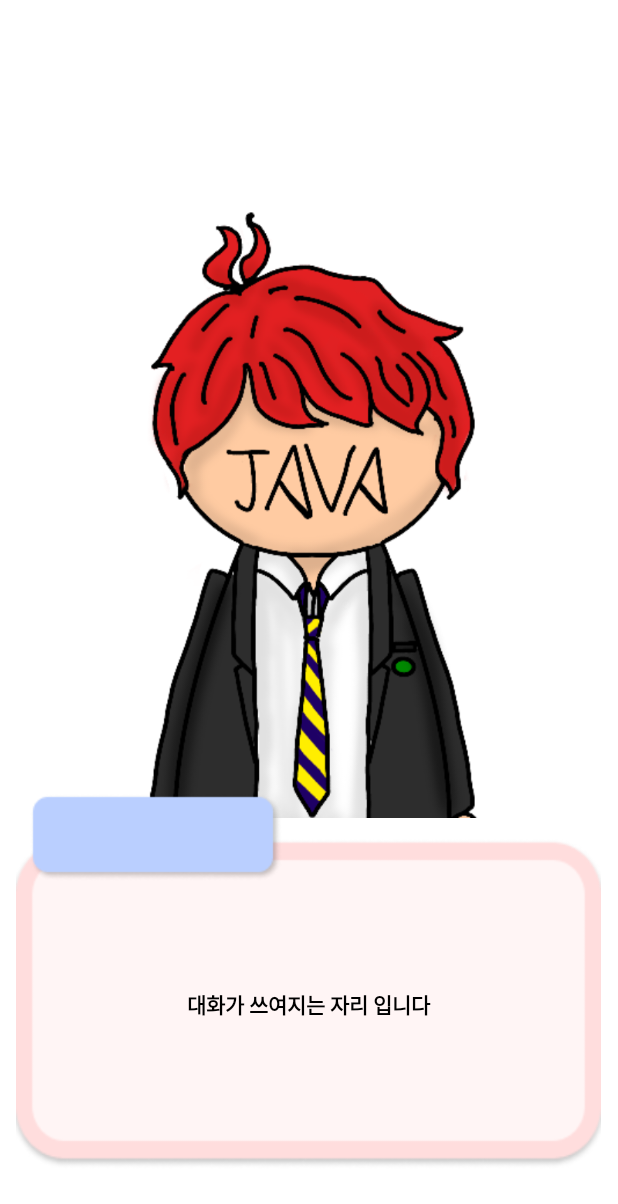
After one commit to ProgrammerYes25/grasp_heart_of_his, an Android app: the StoryActivity screen opened directly, with no data from a screen before it, on a phone screen of 412 x 824 dp. The commit adds this screen. Shown: the top 1204 px of the screen. Run offline under Robolectric (Android 15) with nearby library versions, the phone set to English and light mode, and no system bars.

Commit message:
스토리 페이지 작업 중

```diff
--- a/app/src/main/AndroidManifest.xml
+++ b/app/src/main/AndroidManifest.xml
@@ -9,6 +9,11 @@
         android:roundIcon="@mipmap/ic_launcher_round"
         android:supportsRtl="true"
         android:theme="@style/Theme.Grasp_heart_of_his">
+
+        <activity
+            android:name=".StoryActivity"
+            android:exported="true"
+            android:theme="@style/Theme.AppCompat.NoActionBar" />
         <activity
             android:name=".diaryListActivity"
             android:exported="false"
--- /dev/null
+++ b/app/src/main/java/ctrl_s_0106_2114_0815_2112_ysgy/project/grasp_heart_of_his/StoryActivity.java
@@ -0,0 +1,15 @@
+package ctrl_s_0106_2114_0815_2112_ysgy.project.grasp_heart_of_his;
+
+import androidx.appcompat.app.AppCompatActivity;
+
+import android.os.Bundle;
+
+public class StoryActivity extends AppCompatActivity {
+
+    @Override
+    protected void onCreate(Bundle savedInstanceState) {
+        super.onCreate(savedInstanceState);
+        setContentView(R.layout.activity_story);
+
+    }
+}
--- a/app/src/main/res/layout/activity_diary_list.xml
+++ b/app/src/main/res/layout/activity_diary_list.xml
@@ -18,7 +18,7 @@
             android:layout_marginTop="18dp"
             android:enabled="false"
             android:textSize="9pt"
-            android:textColor="@color/black"
+            android:textColor="#8A8A8A"
             android:background="#FFFFFF"
             android:text="읽을 일기를 골라주세요."
             />
@@ -27,7 +27,7 @@
             android:layout_width="wrap_content"
             android:layout_height="wrap_content"
             android:layout_marginLeft="60dp"
-            android:background="@drawable/back_btn"/>
+            android:src="@drawable/back_btn"/>
     </LinearLayout>
     <LinearLayout
         android:layout_width="match_parent"
--- a/app/src/main/res/layout/activity_start.xml
+++ b/app/src/main/res/layout/activity_start.xml
@@ -13,9 +13,7 @@
         android:layout_height="300dp"
         android:layout_marginTop="170dp"
         android:layout_marginLeft="50dp"
-        android:scaleType="center"
-        android:background="@drawable/log"
-        />
+        android:src="@drawable/log"/>
     <ImageView
         android:id="@+id/start_img"
         android:layout_width="wrap_content"
@@ -23,5 +21,5 @@
         android:layout_marginTop="90dp"
         android:layout_marginLeft="70dp"
         android:layout_gravity="clip_horizontal"
-        android:background="@drawable/touch_to_start"/>
+        android:src="@drawable/touch_to_start"/>
 </LinearLayout>
--- /dev/null
+++ b/app/src/main/res/layout/activity_story.xml
@@ -0,0 +1,46 @@
+<?xml version="1.0" encoding="utf-8"?>
+<LinearLayout xmlns:android="http://schemas.android.com/apk/res/android"
+    xmlns:app="http://schemas.android.com/apk/res-auto"
+    xmlns:tools="http://schemas.android.com/tools"
+    android:layout_width="match_parent"
+    android:layout_height="match_parent"
+    android:orientation="vertical"
+    android:background="@color/white"
+    tools:context=".StoryActivity">
+    <EditText
+        android:layout_width="wrap_content"
+        android:layout_height="wrap_content"
+        android:layout_margin="20dp"
+        android:textSize="10pt"
+        android:background="@color/white"
+        android:enabled="false"
+        android:text="1챕터"/>
+    <FrameLayout
+        android:layout_width="match_parent"
+        android:layout_height="match_parent">
+        <ImageView
+             android:layout_width="290dp"
+             android:layout_height="410.85dp"
+             android:layout_marginLeft="61dp"
+            android:layout_marginTop="62dp"
+             android:src="@drawable/java1"
+             />
+        <Button
+            android:layout_width="390dp"
+            android:layout_height="220dp"
+            android:layout_gravity="center"
+            android:layout_marginTop="221dp"
+            android:text="대화가 쓰여지는 자리 입니다"
+            android:textColor="@color/black"
+            android:textStyle="bold"
+            android:background="@drawable/chat_window"
+            />
+        <Button
+            android:layout_width="wrap_content"
+            android:layout_height="wrap_content"
+            android:layout_gravity="center_vertical"
+            android:layout_marginTop="110dp"
+            android:layout_marginLeft="20dp"
+            android:background="@drawable/name_btn"/>
+    </FrameLayout>
+</LinearLayout>
--- a/app/src/main/res/layout/activity_story_list.xml
+++ b/app/src/main/res/layout/activity_story_list.xml
@@ -19,7 +19,7 @@
             android:layout_marginTop="18dp"
             android:enabled="false"
             android:textSize="9pt"
-            android:textColor="@color/black"
+            android:textColor="#8A8A8A"
             android:background="@color/white"
             android:text="진행할 스토리를 골라주세요."
             />
@@ -28,7 +28,7 @@
             android:layout_width="wrap_content"
             android:layout_height="wrap_content"
             android:layout_marginLeft="20dp"
-            android:background="@drawable/back_btn"/>
+            android:src="@drawable/back_btn"/>
     </LinearLayout>
     <ListView
         android:layout_width="match_parent"
```
Also changed, not shown: app/src/main/res/layout/activity_main.xml (+6 -5 lines), app/src/main/res/drawable/chat_window.png (added), app/src/main/res/drawable/java1.png (added), app/src/main/res/drawable/name_btn.png (added), app/src/main/res/drawable/speech_bubble.png (added).
